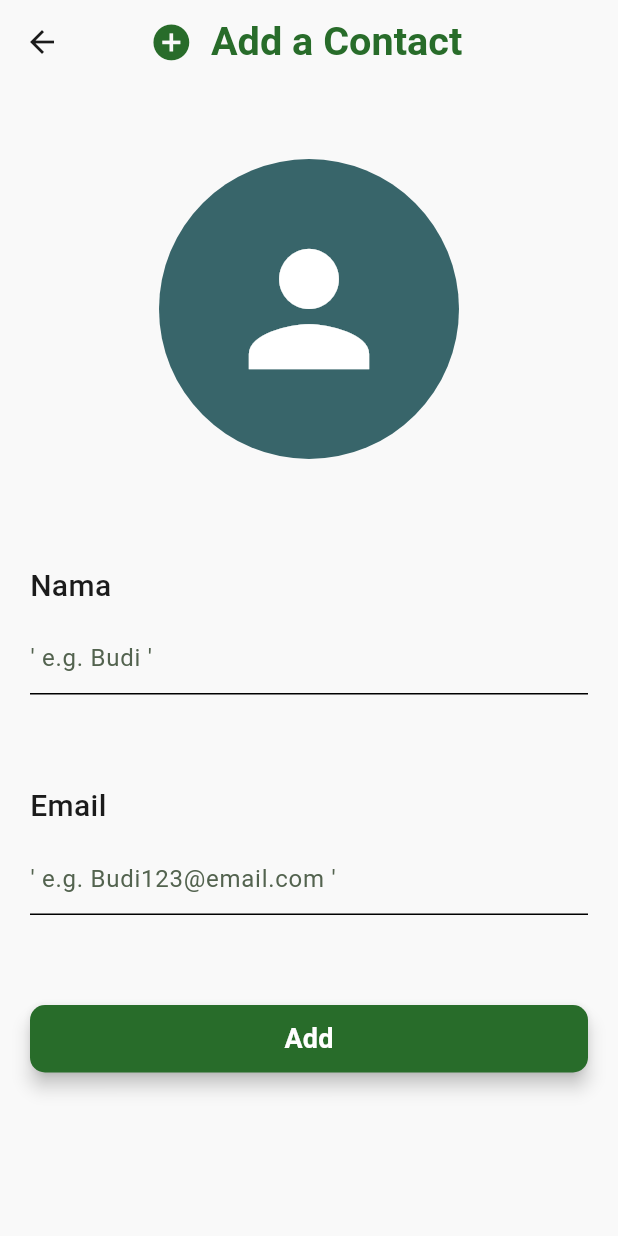
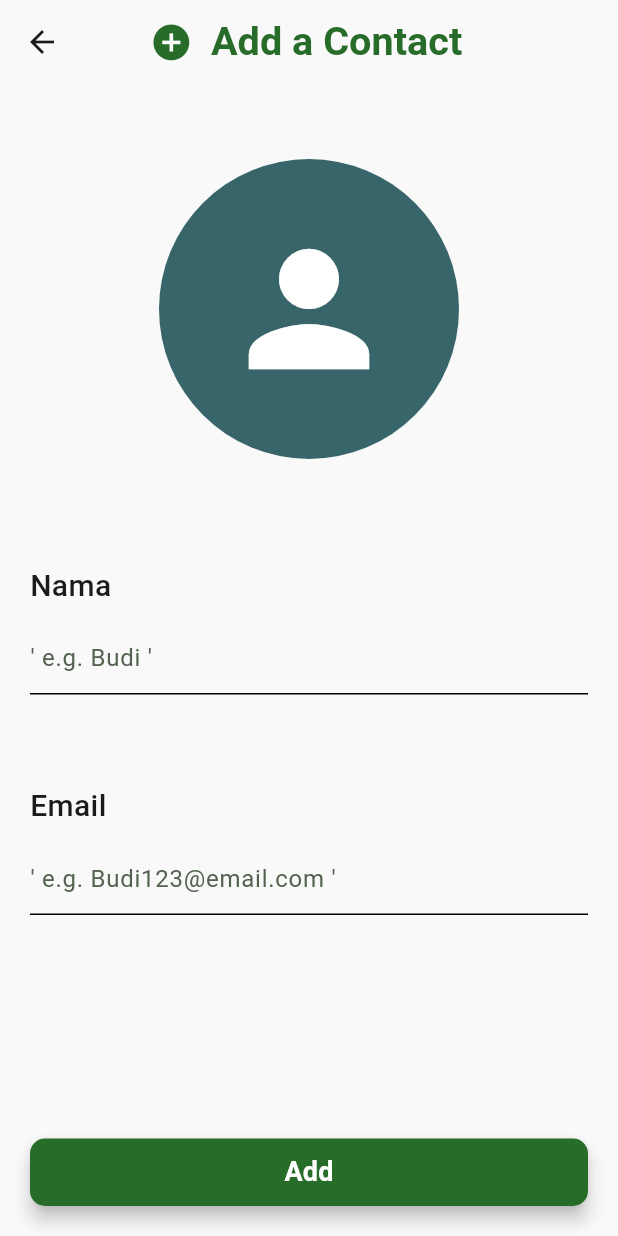
Before and after one commit to Muzakki839/flutter-minichat, a Flutter app: the AddContactPage screen opened directly, on a phone screen of 412 x 824 dp. Run offline on Flutter 3.47's test engine with Material 3 defaults, Android fonts, the phone set to English and light mode, and no system bars; our stand-ins replace cloud_firestore, firebase_auth, firebase_core; accounts and stored records are empty; generated files the repository leaves out were written again.

Commit message:
fix: Change AddContactPage with footer button and clean up ProfilePage layout

```diff
--- a/lib/pages/content/add_contact_page.dart
+++ b/lib/pages/content/add_contact_page.dart
@@ -31,9 +31,23 @@ class AddContactPage extends StatelessWidget {
         // centerTitle: true,
       ),
 
-      //
+      // root content
       body: Column(
-        children: [Expanded(child: _buildPageContent(theme))],
+        children: [
+          // main
+          Expanded(child: _buildPageContent(theme)),
+
+          // footer
+          Padding(
+            padding: const EdgeInsets.all(20),
+            child: CommonButton(
+              theme: theme,
+              onPressed: () {},
+              text: "Add",
+              backgroundColor: theme.primary,
+            ),
+          ),
+        ],
       ),
     );
   }
@@ -82,12 +96,6 @@ class AddContactPage extends StatelessWidget {
             controller: TextEditingController(),
           ),
           SizedBox(height: 40),
-          CommonButton(
-            theme: theme,
-            onPressed: () {},
-            text: "Add",
-            backgroundColor: theme.primary,
-          )
         ],
       ),
     );
--- a/lib/pages/content/profile_page.dart
+++ b/lib/pages/content/profile_page.dart
@@ -103,7 +103,6 @@ class ProfilePage extends StatelessWidget {
             _authService.getCurrentUser()!.email.toString(),
             style: TextStyle(fontWeight: FontWeight.w400, fontSize: 20),
           ),
-          SizedBox(height: 40),
         ],
       ),
     );
```
